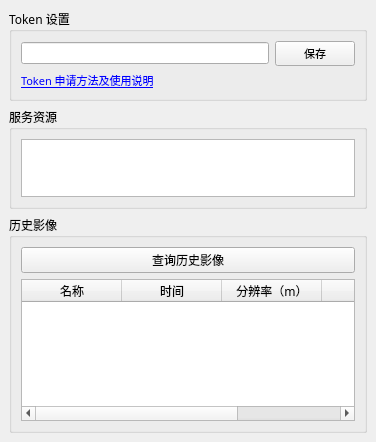
Before: the Qt Designer form tianditu_tools/ui/sd.ui in liuxsdev/qgis-plugin-tianditu, drawn with Qt 5.
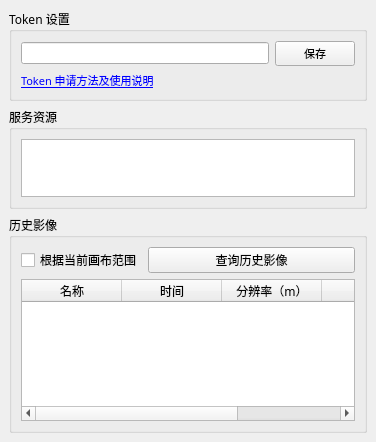
After: the same form once the commit is applied. Custom widgets are drawn as their Qt base class.

Commit message: Chore: 根据画布范围查询历史影像

The edit to the form file:
```diff
--- a/tianditu_tools/ui/sd.ui
+++ b/tianditu_tools/ui/sd.ui
@@ -128,11 +128,22 @@
       </property>
       <layout class="QVBoxLayout" name="verticalLayout_2">
        <item>
+        <layout class="QHBoxLayout" name="horizontalLayout_2" stretch="1,4">
+         <item>
+          <widget class="QCheckBox" name="checkBox">
+           <property name="text">
+            <string>根据当前画布范围</string>
+           </property>
+          </widget>
+         </item>
+         <item>
         <widget class="QPushButton" name="pushButton_search">
          <property name="text">
           <string>查询历史影像</string>
          </property>
         </widget>
+         </item>
+        </layout>
        </item>
        <item>
         <widget class="QTreeWidget" name="treeWidget">
```
Lines whose indentation alone changed are shown as unchanged. The commit also changes 2 other files.
